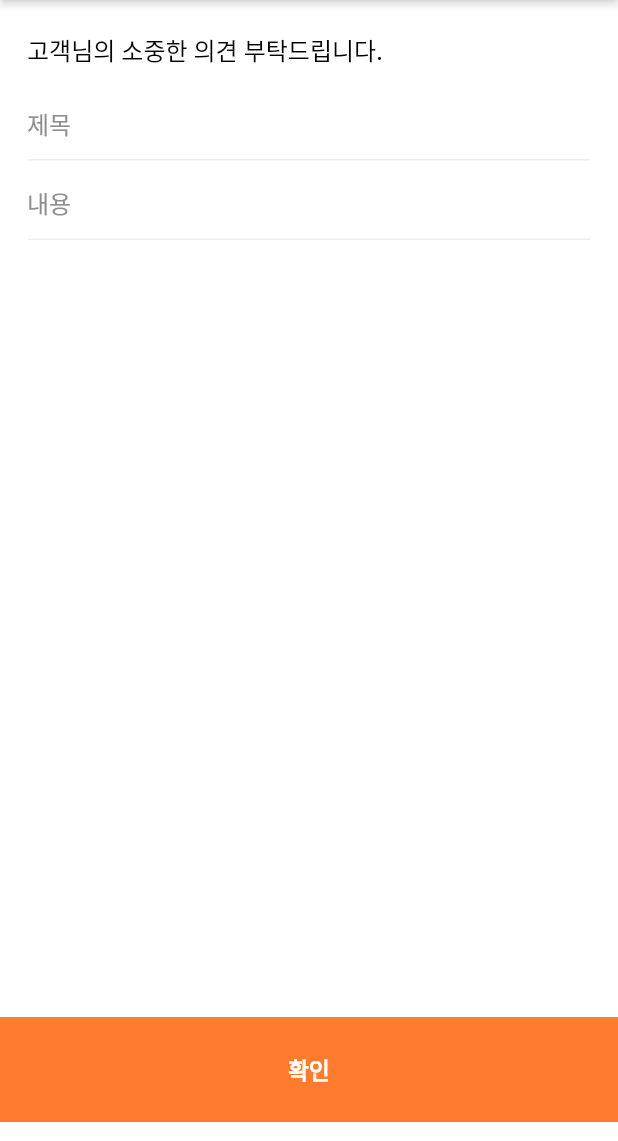
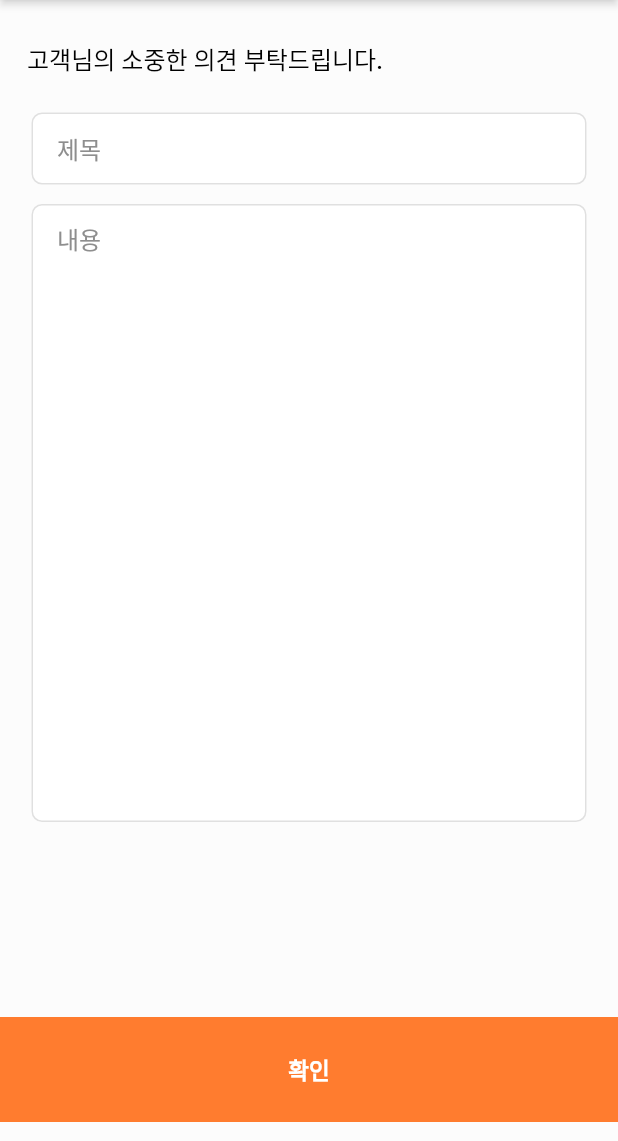
Before and after one commit to LiiNen/neobiz-food, a Flutter app: the HomeDrawer screen opened directly, after a tap on "1:1 문의", on a phone screen of 412 x 824 dp, the part 84-1225 px from its top. Run offline on Flutter 3.47's test engine with Material 2 defaults, Android fonts, the phone set to English and light mode, and no system bars; our stand-ins replace flutter_dotenv, flutter_html, flutter_svg, flutter_swiper, fluttertoast, geolocator and 1 more; accounts and stored records are empty; Roboto replaces fonts that are missing (NotoSansKR).

Commit message:
Add supportview design

```diff
--- a/foodie/lib/mainNavView/homeView/homeDrawer.dart
+++ b/foodie/lib/mainNavView/homeView/homeDrawer.dart
@@ -21,16 +21,15 @@ class HomeDrawer extends StatefulWidget {
 }
 class _HomeDrawer extends State<HomeDrawer> {
   GlobalKey _profileKey = GlobalKey();
-  Widget _profileContainer = Container();
 
   var homeDrawerMenuList = [
     HomeDrawerMenu(icon: Image.asset('asset/image/drawerManageIcon.png', width: 17), title: '내 매장 관리하기'),
-    HomeDrawerMenu(icon: Image.asset('asset/image/drawerReportIcon.png', width: 18), title: '맛집 | 여행지 제보하기'),
+    HomeDrawerMenu(icon: Image.asset('asset/image/drawerReportIcon.png', width: 18), title: '맛집 | 여행지 제보하기', route: SupportView(supportId: 2,)),
     HomeDrawerMenu(icon: Image.asset('asset/image/drawerReviewIcon.png', width: 16), title: '내가쓴글'),
     HomeDrawerMenu(icon: Image.asset('asset/image/drawerPremiumIcon.png', width: 18), title: '프리미엄 회원', route: PaymentView()),
     HomeDrawerMenu(icon: Image.asset('asset/image/drawerPresentIcon.png', width: 18), title: '이용권 선물', route: PaymentView(isPresent: true)),
     HomeDrawerMenu(icon: Image.asset('asset/image/drawerPaymentIcon.png', width: 15), title: '결제내역', route: PaymentHistoryView()),
-    HomeDrawerMenu(icon: Image.asset('asset/image/drawerInquiryIcon.png', width: 16), title: '1:1 문의', route: SupportView()),
+    HomeDrawerMenu(icon: Image.asset('asset/image/drawerInquiryIcon.png', width: 16), title: '1:1 문의', route: SupportView(supportId: 1,)),
     HomeDrawerMenu(icon: Image.asset('asset/image/drawerLogoutIcon.png', width: 15), title: '로그아웃'),
   ];
 
--- a/foodie/lib/serviceViews/supportView.dart
+++ b/foodie/lib/serviceViews/supportView.dart
@@ -3,41 +3,137 @@ import 'package:foodie/collections/decorationContainers.dart';
 import 'package:foodie/collections/functions.dart';
 import 'package:foodie/collections/statelessAppBar.dart';
 import 'package:foodie/restApi/inquiryApi.dart';
-
 import 'package:foodie/main.dart';
 
-class SupportView extends StatefulWidget {
-  @override
-  State<SupportView> createState() => _SupportView();
+class SupportItem {
+  String? title;
+  dynamic callback;
+  SupportItem({this.title, this.callback});
 }
 
+class SupportView extends StatefulWidget {
+  final int supportId;
+  final String title;
+  SupportView({required this.supportId, this.title=''});
+
+  @override
+  State<SupportView> createState() => _SupportView(this.supportId, this.title);
+}
 class _SupportView extends State<SupportView> {
+  int supportId;
+  String title;
+  _SupportView(this.supportId, this.title);
+
   TextEditingController titleController = TextEditingController();
+  FocusNode titleFocusNode = FocusNode();
   TextEditingController contentController = TextEditingController();
+  FocusNode contentFocusNode = FocusNode();
+  List<SupportItem> supportItemList = [];
+
+  @override
+  void initState() {
+    super.initState();
+    supportItemList = [
+      SupportItem(),
+      SupportItem(title: '1:1 문의'),
+      SupportItem(title: '맛집 추천하기'),
+    ];
+  }
 
   @override
   Widget build(BuildContext context) {
     return GestureDetector(
       onTap: () => {FocusManager.instance.primaryFocus?.unfocus()},
       child: Scaffold(
-        backgroundColor: Colors.white,
-        resizeToAvoidBottomInset: true,
-        appBar: DefaultAppBar(title: '1:1 문의'),
+        backgroundColor: Color(0xfffcfcfc),
+        appBar: DefaultAppBar(title: title == '' ? supportItemList[supportId].title! : title),
         body: SingleChildScrollView(
           child: Container(
-            margin: EdgeInsets.symmetric(horizontal: 18, vertical: 21),
+            margin: EdgeInsets.symmetric(vertical: 27),
             child: Column(
               crossAxisAlignment: CrossAxisAlignment.start,
               children: [
-                Text('고객님의 소중한 의견 부탁드립니다.', style: textStyle(weight: 500, size: 16.0),),
-                SizedBox(height: 37),
-                fullWidthTextField('제목', titleController),
-                fullWidthTextField('내용', contentController),
+                Container(
+                  margin: EdgeInsets.symmetric(horizontal: 18),
+                  child: Text('고객님의 소중한 의견 부탁드립니다.', style: textStyle(weight: 500, size: 16.0),),
+                ),
+                SizedBox(height: 24),
+                supportTitleTextField('제목', titleController),
+                SizedBox(height: 12),
+                supportContentTextField('내용', contentController),
               ]
             )
           )
         ),
         bottomNavigationBar: bottomNavigationButton(title: '확인', action: submitAction)
+      )
+    );
+  }
+
+  supportTitleTextField(String title, TextEditingController controller) {
+    return Container(
+      width: MediaQuery.of(context).size.width, height: 49,
+      margin: EdgeInsets.symmetric(horizontal: 21),
+      child: TextField(
+        controller: controller,
+        decoration: InputDecoration(
+          filled: true,
+          fillColor: Colors.white,
+          focusedBorder: OutlineInputBorder(
+            borderRadius: BorderRadius.all(Radius.circular(7)),
+            borderSide: BorderSide(color: Color(0xffe0e0e0))
+          ),
+          enabledBorder: OutlineInputBorder(
+            borderRadius: BorderRadius.all(Radius.circular(7)),
+            borderSide: BorderSide(color: Color(0xffe0e0e0))
+          ),
+          border: OutlineInputBorder(
+            borderRadius: BorderRadius.all(Radius.circular(7)),
+            borderSide: BorderSide(color: Color(0xffe0e0e0))
+          ),
+          contentPadding: EdgeInsets.symmetric(horizontal: 17),
+          hintText: title,
+          hintStyle: textStyle(color: Color(0xff8e8e8e), weight: 500, size: 16.0)
+        ),
+        style: textStyle(weight: 600, size: 16.0),
+        textInputAction: TextInputAction.next,
+        onChanged: (value) {setState(() {});},
+        onSubmitted: (value) {contentFocusNode.requestFocus();}
+      )
+    );
+  }
+
+  supportContentTextField(String content, TextEditingController controller) {
+    return Container(
+      width: MediaQuery.of(context).size.width, height: MediaQuery.of(context).size.height/2,
+      margin: EdgeInsets.symmetric(horizontal: 21),
+      child: TextField(
+        maxLines: 100,
+        controller: controller,
+        decoration: InputDecoration(
+          filled: true,
+          fillColor: Colors.white,
+          focusedBorder: OutlineInputBorder(
+            borderRadius: BorderRadius.all(Radius.circular(7)),
+            borderSide: BorderSide(color: Color(0xffe0e0e0))
+          ),
+          enabledBorder: OutlineInputBorder(
+            borderRadius: BorderRadius.all(Radius.circular(7)),
+            borderSide: BorderSide(color: Color(0xffe0e0e0))
+          ),
+          border: OutlineInputBorder(
+            borderRadius: BorderRadius.all(Radius.circular(7)),
+            borderSide: BorderSide(color: Color(0xffe0e0e0))
+          ),
+          contentPadding: EdgeInsets.symmetric(horizontal: 17, vertical: 11),
+          hintText: content,
+          hintStyle: textStyle(color: Color(0xff8e8e8e), weight: 500, size: 16.0)
+        ),
+        style: textStyle(weight: 600, size: 16.0),
+        keyboardType: TextInputType.multiline,
+        textInputAction: TextInputAction.done,
+        onChanged: (value) {setState((){});},
+        onSubmitted: (value) {submitAction();}
       )
     );
   }
@@ -48,7 +144,20 @@ class _SupportView extends State<SupportView> {
     } else if(contentController.text == '') {
       showToast('내용을 입력해주세요');
     } else {
-      var isSuccess = await createInquiry(userId: userId, userName: userName, title: titleController.text, content: contentController.text);
+      bool isSuccess = false;
+      switch(supportId) {
+        case 0:
+          //todo: 신고하기
+          isSuccess = await createInquiry(userId: userId, userName: userName, title: titleController.text, content: contentController.text);
+          break;
+        case 1:
+          isSuccess = await createInquiry(userId: userId, userName: userName, title: titleController.text, content: contentController.text);
+          break;
+        case 2:
+          //todo: 맛집 추천하기
+          isSuccess = await createInquiry(userId: userId, userName: userName, title: titleController.text, content: contentController.text);
+          break;
+      }
       if(isSuccess) {
         showToast('문의가 성공적으로 접수되었습니다.');
       } else {
--- a/foodie/lib/shopView/shopViewTabBar/shopViewTabInfo.dart
+++ b/foodie/lib/shopView/shopViewTabBar/shopViewTabInfo.dart
@@ -2,6 +2,7 @@ import 'package:flutter/material.dart';
 import 'package:flutter_html/flutter_html.dart';
 import 'package:foodie/collections/decorationContainers.dart';
 import 'package:foodie/collections/functions.dart';
+import 'package:foodie/serviceViews/supportView.dart';
 
 class ShopViewTabInfo extends StatefulWidget {
   final dynamic shopJson;
@@ -115,6 +116,6 @@ class _ShopViewTabInfo extends State<ShopViewTabInfo> {
   }
 
   bugReport() {
-    print('bug report');
+    navigatorPush(context: context, widget: SupportView(supportId: 0, title: shopJson['name']));
   }
 }
```
